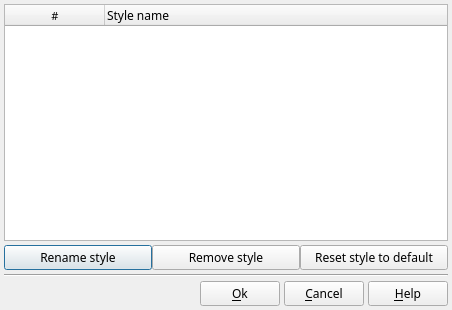
Above: DlgManageStyle.ui from boenki/ffdiaporama before the change. Below: the same form after it.
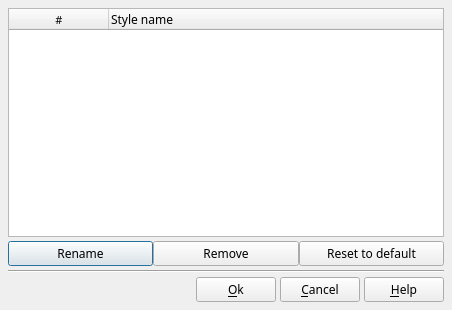
That is the form after the change. Icons and pictures are not drawn.

Commit message: French version / Correction de bug : - Force les barres de titre dans les boites de dialogue même si elles sont désactivées par les propriétés du système [Linux-Gnome shell] - Force les icones dans le menu style même si ils sont désactivés par les propriétés du système [Linux-Gnome shell]

What changed in the file:
```diff
--- a/DlgManageStyle.ui
+++ b/DlgManageStyle.ui
@@ -24,7 +24,7 @@
     <number>4</number>
    </property>
    <property name="margin">
-    <number>4</number>
+    <number>8</number>
    </property>
    <item>
     <widget class="QTableWidget" name="TableDevice">
@@ -110,11 +110,11 @@
      <item>
       <widget class="QPushButton" name="DBAddDevice">
        <property name="toolTip">
-        <string>Create a new equipment which comes to be added in the database.</string>
-       </property>
-       <property name="text">
         <string>Rename style</string>
        </property>
+       <property name="text">
+        <string>Rename</string>
+       </property>
        <property name="icon">
         <iconset>
          <normaloff>img/db_add.png</normaloff>img/db_add.png</iconset>
@@ -124,11 +124,11 @@
      <item>
       <widget class="QPushButton" name="DBRemoveBT">
        <property name="toolTip">
-        <string>Delete current equipment.</string>
-       </property>
-       <property name="text">
         <string>Remove style</string>
        </property>
+       <property name="text">
+        <string>Remove</string>
+       </property>
        <property name="icon">
         <iconset>
          <normaloff>img/db_remove.png</normaloff>img/db_remove.png</iconset>
@@ -141,7 +141,7 @@
         <string>Cancel the modifications that you made on an equipment defined in the default ffDiaporama database</string>
        </property>
        <property name="text">
-        <string>Reset style to default</string>
+        <string>Reset to default</string>
        </property>
        <property name="icon">
         <iconset>
```
Left out of the diff: 6 changed lines with no effect on the pictures. The commit also changes 54 other files.
